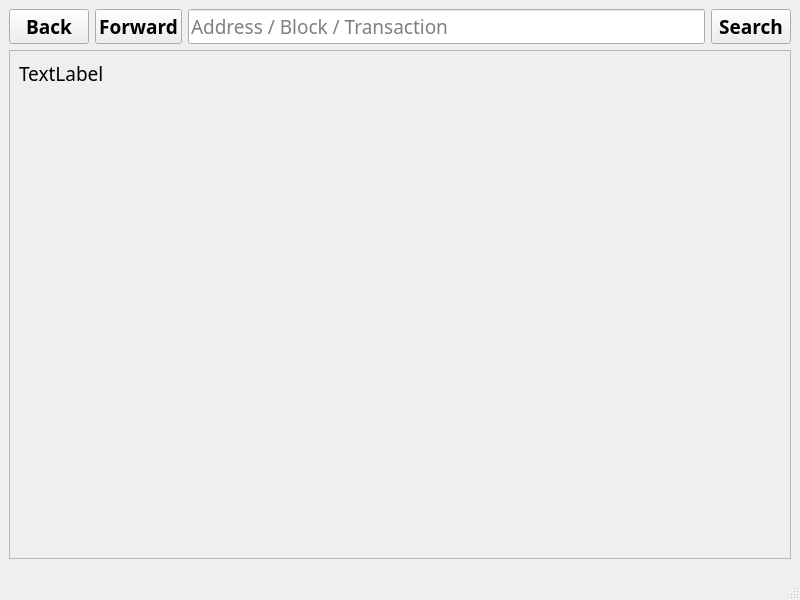
Above: src/qt/forms/blockexplorer.ui from nyerium-core/nyerium before the change. Below: the same form after it.
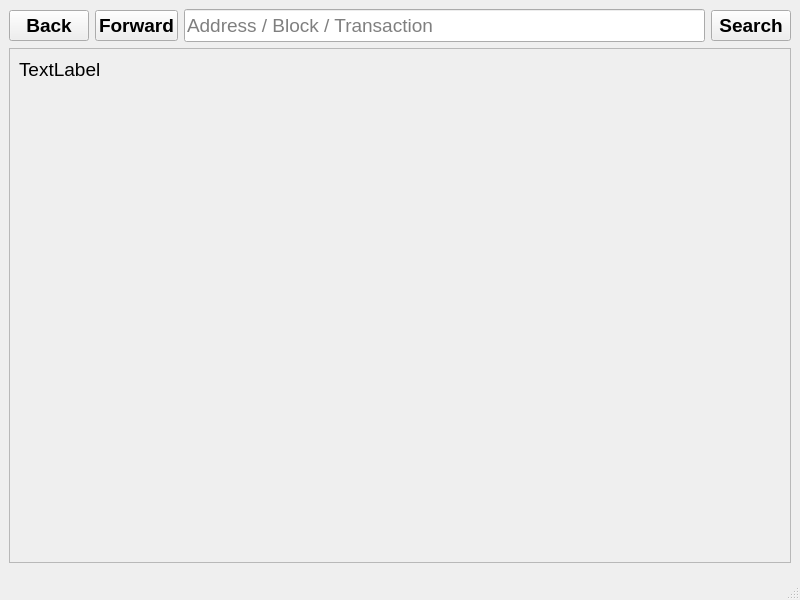
That is the form after the change. Icons and pictures are not drawn.

What changed in the file:
```diff
--- a/src/qt/forms/blockexplorer.ui
+++ b/src/qt/forms/blockexplorer.ui
@@ -12,7 +12,7 @@
   </property>
   <property name="font">
    <font>
-    <family>Ara Hamah 1982</family>
+    
     <pointsize>14</pointsize>
    </font>
   </property>
@@ -140,7 +140,7 @@
      <widget class="QScrollArea" name="scrollArea">
       <property name="font">
        <font>
-        <family>Ara Hamah 1982</family>
+        
         <pointsize>14</pointsize>
        </font>
       </property>
```
